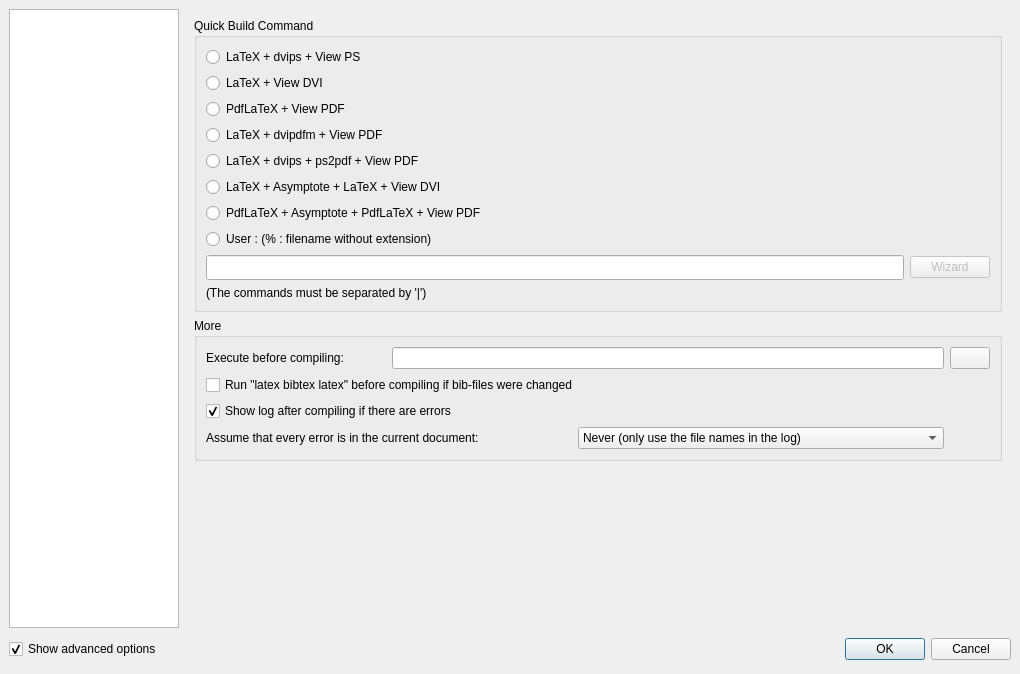
The window that configdialog.ui (svn2github/texstudio-trunk) describes before a commit, drawn with Qt 5.
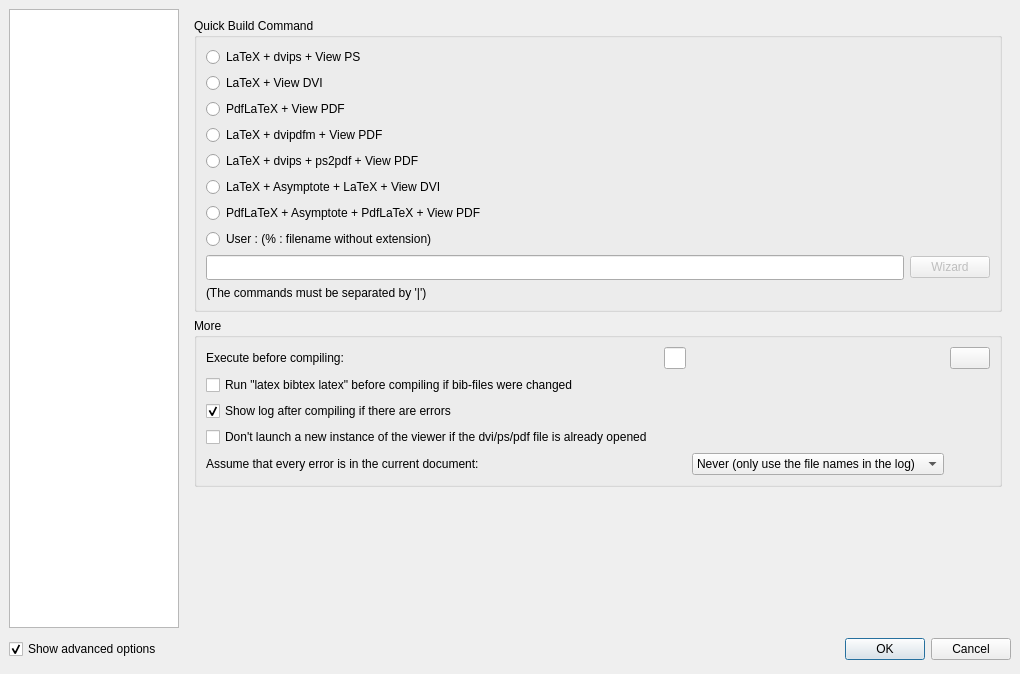
The same window after the commit. Icons and pictures are not drawn.

Commit message: single viewer instance call like in tm2

The edit to the form file:
```diff
--- a/configdialog.ui
+++ b/configdialog.ui
@@ -762,15 +762,15 @@
          <property name="advancedOption" stdset="0">
           <bool>true</bool>
          </property>
-         <layout class="QGridLayout">
-          <item row="0" column="0">
+         <layout class="QGridLayout" name="gridLayout_3">
+          <item row="0" column="0" colspan="2">
            <widget class="QLabel" name="label_2">
             <property name="text">
              <string>Execute before compiling:</string>
             </property>
            </widget>
           </item>
-          <item row="0" column="1" colspan="3">
+          <item row="0" column="2">
            <widget class="QLineEdit" name="lineEditExecuteBeforeCompiling">
             <property name="sizePolicy">
              <sizepolicy hsizetype="Expanding" vsizetype="Fixed">
@@ -803,14 +803,31 @@
             </property>
            </widget>
           </item>
-          <item row="3" column="0" colspan="2">
+          <item row="1" column="0" colspan="4">
+           <widget class="QCheckBox" name="checkBoxRunAfterBibTeXChange">
+            <property name="text">
+             <string>Run &quot;latex bibtex latex&quot; before compiling if bib-files were changed</string>
+            </property>
+           </widget>
+          </item>
+          <item row="2" column="0" rowspan="2" colspan="3">
+           <widget class="QCheckBox" name="checkBoxShowLog">
+            <property name="text">
+             <string>Show log after compiling if there are errors</string>
+            </property>
+            <property name="checked">
+             <bool>true</bool>
+            </property>
+           </widget>
+          </item>
+          <item row="5" column="0" colspan="3">
            <widget class="QLabel" name="label_11">
             <property name="text">
              <string>Assume that every error is in the current document:</string>
             </property>
            </widget>
           </item>
-          <item row="3" column="2" colspan="2">
+          <item row="5" column="3">
            <widget class="QComboBox" name="comboBoxIgnoreLogFileNames">
             <property name="sizePolicy">
              <sizepolicy hsizetype="Expanding" vsizetype="Fixed">
@@ -835,20 +852,28 @@
             </item>
            </widget>
           </item>
-          <item row="2" column="0" colspan="3">
-           <widget class="QCheckBox" name="checkBoxShowLog">
-            <property name="text">
-             <string>Show log after compiling if there are errors</string>
+          <item row="4" column="0">
+           <widget class="QCheckBox" name="checkBoxSingleInstanceViewer">
+            <property name="sizePolicy">
+             <sizepolicy hsizetype="Fixed" vsizetype="Fixed">
+              <horstretch>0</horstretch>
+              <verstretch>0</verstretch>
+             </sizepolicy>
             </property>
-            <property name="checked">
-             <bool>true</bool>
+            <property name="minimumSize">
+             <size>
+              <width>570</width>
+              <height>0</height>
+             </size>
             </property>
-           </widget>
-          </item>
-          <item row="1" column="0" colspan="4">
-           <widget class="QCheckBox" name="checkBoxRunAfterBibTeXChange">
+            <property name="baseSize">
+             <size>
+              <width>600</width>
+              <height>0</height>
+             </size>
+            </property>
             <property name="text">
-             <string>Run &quot;latex bibtex latex&quot; before compiling if bib-files were changed</string>
+             <string>Don't launch a new instance of the viewer if the dvi/ps/pdf file is already opened</string>
             </property>
            </widget>
           </item>
```
Left out of the diff: 4 changed lines with no effect on the pictures. The commit also changes 6 other files.
